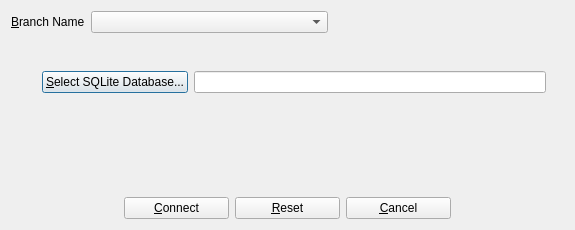
This is UI/biblioteq_branch_s.ui in textbrowser/biblioteq as Qt 5 draws it before an edit. The edited form follows.
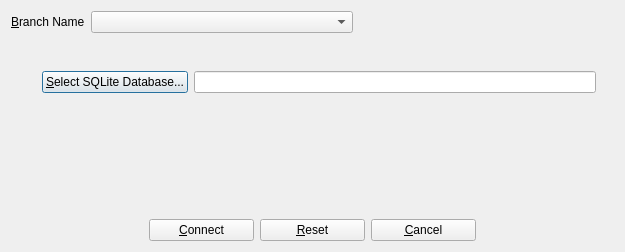
This is the edited form. Icons and pictures are not drawn.

Commit message: Wider dialog.

```diff
--- a/UI/biblioteq_branch_s.ui
+++ b/UI/biblioteq_branch_s.ui
@@ -6,8 +6,8 @@
    <rect>
     <x>0</x>
     <y>0</y>
-    <width>575</width>
-    <height>230</height>
+    <width>625</width>
+    <height>252</height>
    </rect>
   </property>
   <property name="windowTitle">
```
